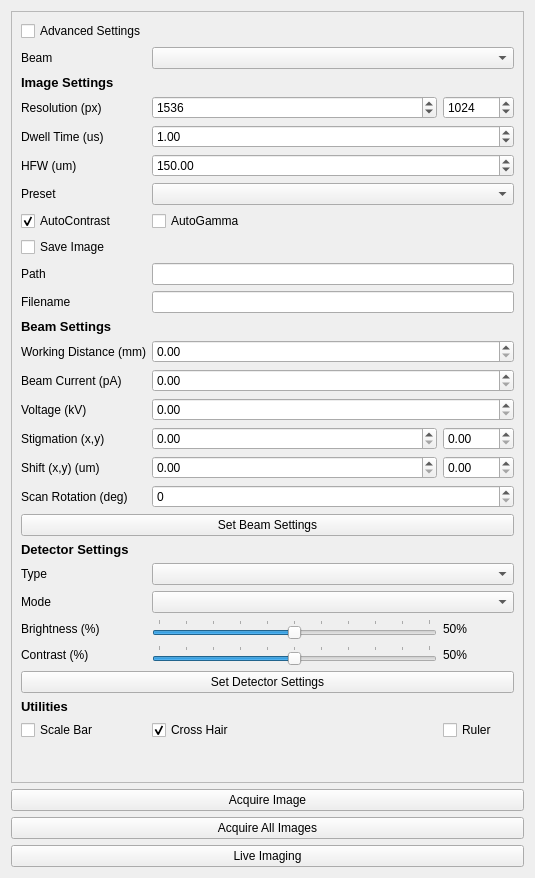
Old version of the form fibsem/ui/qtdesigner_files/ImageSettingsWidget.ui in the repository DeMarcoLab/fibsem.
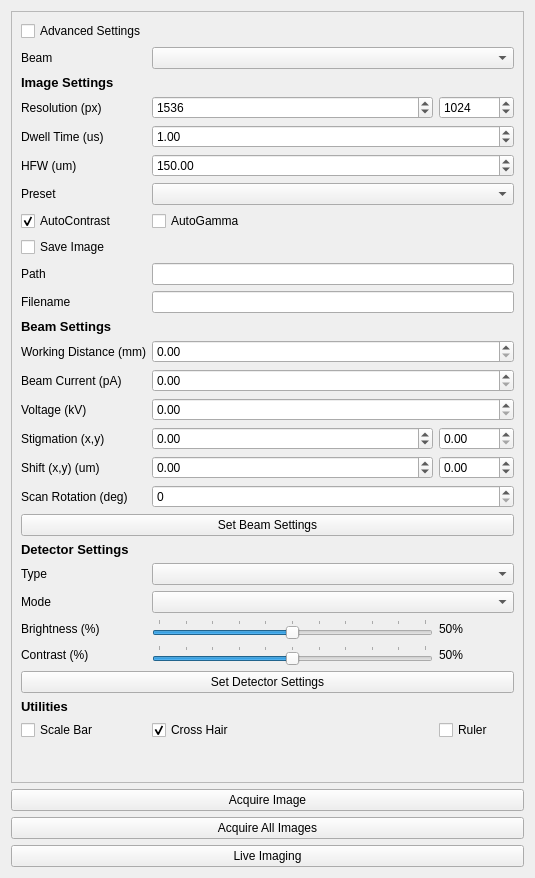
New version of the form.

Commit message: fix: allow negative shift/stigmation in ui

What changed in the file:
```diff
--- a/fibsem/ui/qtdesigner_files/ImageSettingsWidget.ui
+++ b/fibsem/ui/qtdesigner_files/ImageSettingsWidget.ui
@@ -322,6 +322,9 @@
        </item>
        <item row="23" column="2">
         <widget class="QDoubleSpinBox" name="shift_y">
+         <property name="minimum">
+          <double>-1000.000000000000000</double>
+         </property>
          <property name="maximum">
           <double>1000.000000000000000</double>
          </property>
@@ -420,6 +423,9 @@
        </item>
        <item row="22" column="1">
         <widget class="QDoubleSpinBox" name="stigmation_x">
+         <property name="minimum">
+          <double>-1000.000000000000000</double>
+         </property>
          <property name="maximum">
           <double>1000.000000000000000</double>
          </property>
@@ -441,6 +447,9 @@
        </item>
        <item row="23" column="1">
         <widget class="QDoubleSpinBox" name="shift_x">
+         <property name="minimum">
+          <double>-1000.000000000000000</double>
+         </property>
          <property name="maximum">
           <double>1000.000000000000000</double>
          </property>
```
Left out of the diff: 14 changed lines with no effect on the pictures. The commit also changes 1 other file.
